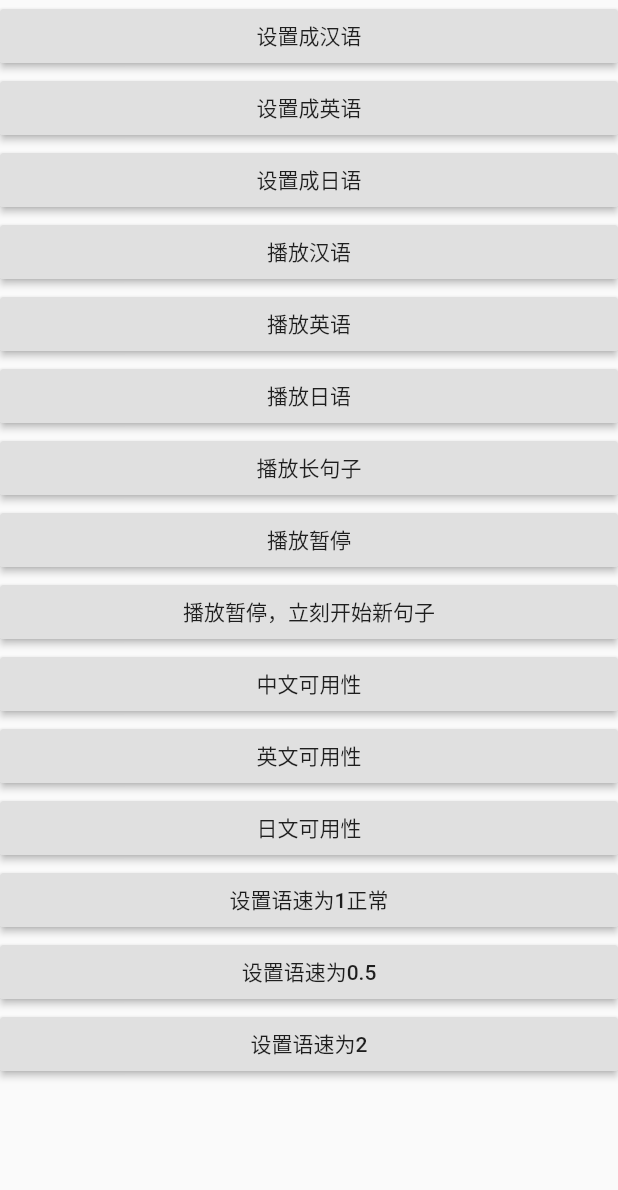
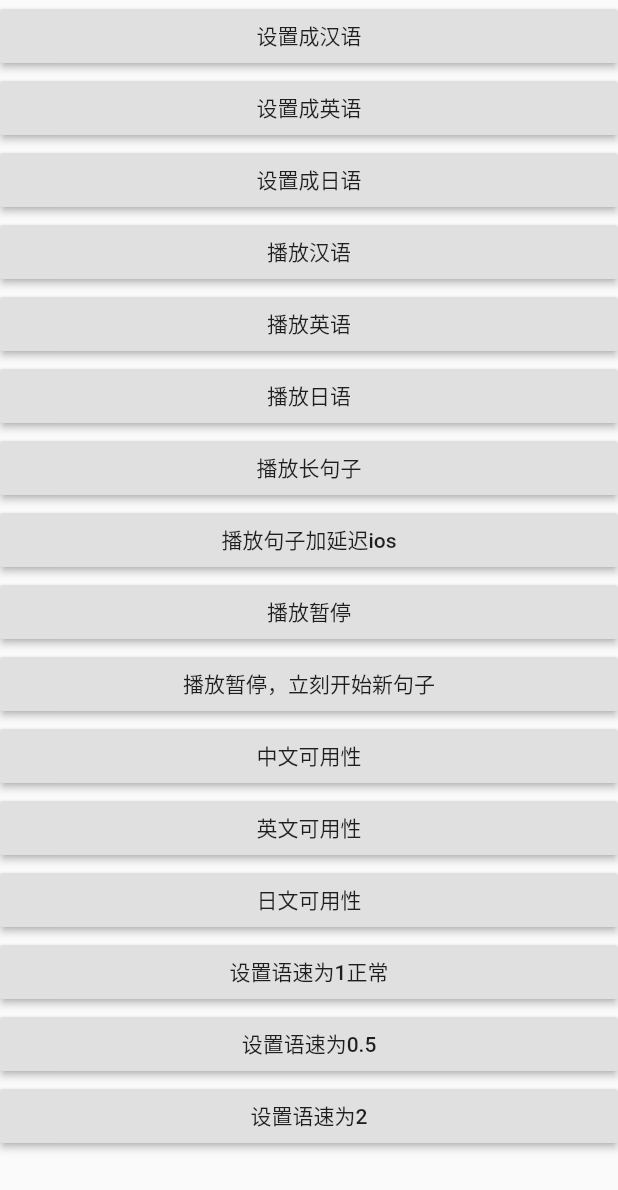
Before and after one commit to XYliang/Flutter_plugin_tts, a Flutter app: the screen it shows after launch, on a phone screen of 412 x 824 dp. Shown: the top 1190 px of the screen. Run offline on Flutter 3.47's test engine with Material 2 defaults, Android fonts, the phone set to English and light mode, and no system bars.

Commit message:
change[]:添加iOS静音

```diff
--- a/example/lib/main.dart
+++ b/example/lib/main.dart
@@ -74,6 +74,11 @@ class _MyAppState extends State<MyApp> {
             RaisedButton(child: const Text('播放长句子'), onPressed: () {
               FlutterPluginTts.speak('你好，世界。我正在测试播放很长的句子，你可以点击下方的播放暂停按钮来终止我的播放，如果我没有停止那就意味着这个停止功能还有问题。请你继续修复。啦啦啦啦！');
             }),
+            RaisedButton(child: const Text('播放句子加延迟ios'), onPressed: () {
+              FlutterPluginTts.speak('动作1');
+              FlutterPluginTts.speakWithDuration(3);
+              FlutterPluginTts.speak('动作6');
+            }),
             RaisedButton(child: const Text('播放暂停'), onPressed: () {
               FlutterPluginTts.stop();
             }),
--- a/lib/flutter_plugin_tts.dart
+++ b/lib/flutter_plugin_tts.dart
@@ -28,6 +28,11 @@ class FlutterPluginTts {
   static void speak (String text) => _channel.invokeMethod('speak', <String, Object>{
     'text': text});
 
+  // Only iOS Platform
+  static void speakWithDuration (double interval) => _channel.invokeMethod('speakWithDuration', <String, Object>{
+    'duration' : interval
+  });
+
   static void stop() async {
     _channel.invokeMethod('stop');
   }
--- a/pubspec.yaml
+++ b/pubspec.yaml
@@ -2,7 +2,7 @@ name: flutter_plugin_tts
 description: A new Flutter plugin.
 version: 1.0.2
 author: XueYinliang <492199045@qq.com>
-homepage: https://tryenough.com
+homepage: https://github.com/XYliang/Flutter_plugin_tts
 
 environment:
   sdk: ">=2.1.0 <3.0.0"
```
Also changed, not shown: example/pubspec.lock, pubspec.lock, 7 other files.
